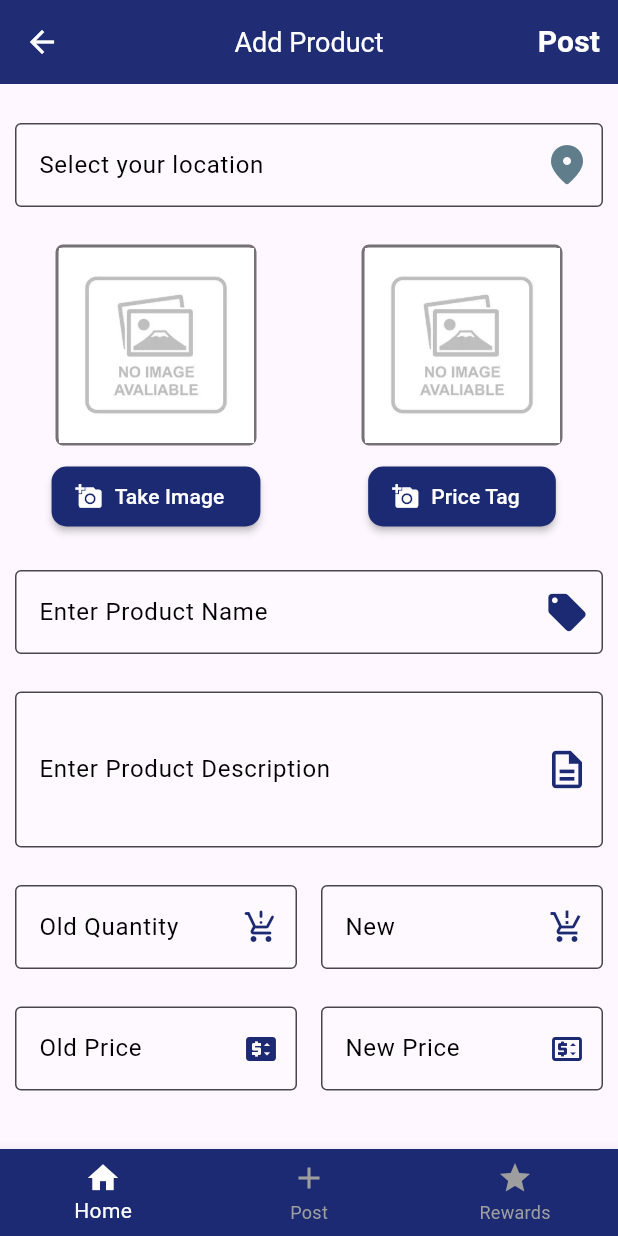
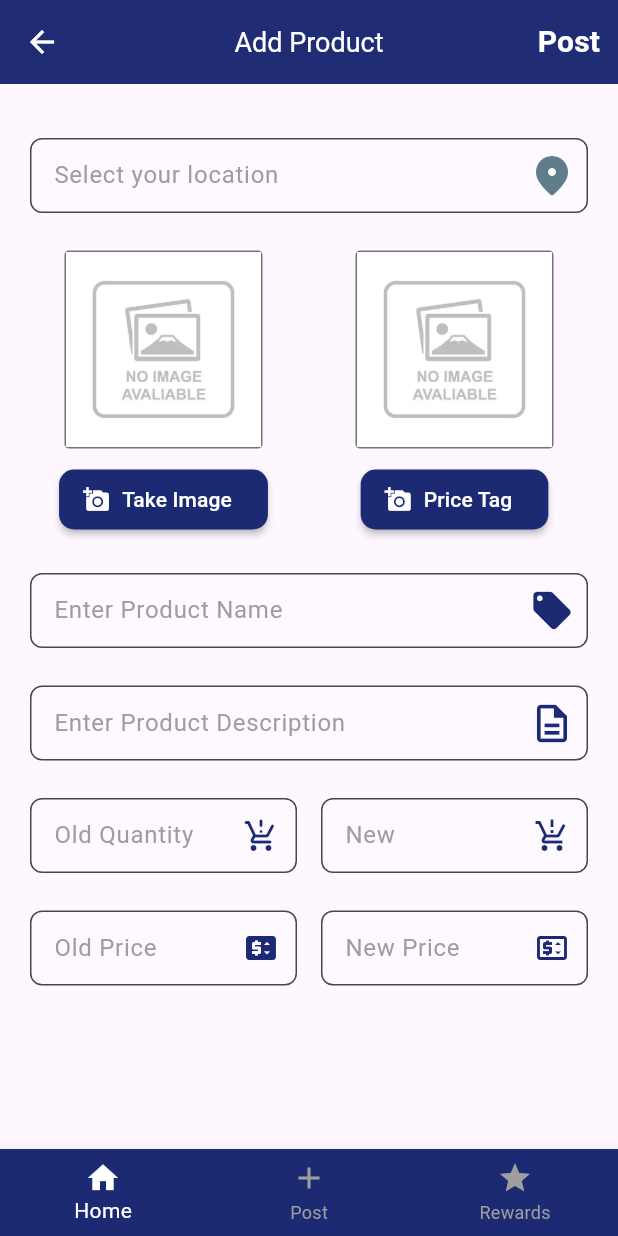
Before and after one commit to NiharikaBalaga/rewarding-sale-app-flutter-app, a Flutter app: the PostPage screen opened directly, on a phone screen of 412 x 824 dp. Run offline on Flutter 3.47's test engine with Material 3 defaults, Android fonts, the phone set to English and light mode, and no system bars; our stand-ins replace flare_flutter, get, image_picker, intl_phone_field, pin_code_fields, pinput.

Commit message:
Home Page UI -Changes & Bottom Navigation

```diff
--- a/lib/screen/Post_UI/PostPage.dart
+++ b/lib/screen/Post_UI/PostPage.dart
@@ -2,6 +2,7 @@ import 'dart:io';
 import 'package:flutter/material.dart';
 import 'package:image_picker/image_picker.dart';
 import 'package:rewarding_sale_app_flutter_app/constant.dart';
+import 'package:rewarding_sale_app_flutter_app/screen/home/home.dart';
 
 class PostPage extends StatelessWidget {
   const PostPage({Key? key}) : super(key: key);
@@ -69,6 +70,21 @@ class PostPage extends StatelessWidget {
             label: 'Rewards',
           ),
         ],
+        onTap: (index) {
+          if (index == 1) {
+            // Navigate to PostPage when "Post" icon is tapped
+            Navigator.push(
+              context,
+              MaterialPageRoute(builder: (context) => PostPage()),
+            );
+          }
+          if (index == 0){
+            Navigator.push(
+              context,
+              MaterialPageRoute(builder: (context) => HomePage()),
+            );
+          }
+        },
       ),
     );
   }
@@ -106,7 +122,7 @@ class _MyWidgetState extends State<MyWidget> {
   @override
   Widget build(BuildContext context) {
     return Padding(
-      padding: const EdgeInsets.all(10.0),
+      padding: const EdgeInsets.all(20.0),
       child: SingleChildScrollView(
         child: Column(
           mainAxisAlignment: MainAxisAlignment.start,
@@ -114,15 +130,17 @@ class _MyWidgetState extends State<MyWidget> {
             SizedBox(
               height: 16,
             ),
-          TextField(
+        SizedBox(
+          height: 50,
+            child: TextField(
               decoration: InputDecoration(
                 border: OutlineInputBorder(
-                borderSide: BorderSide(color: kPrimaryColor),
-                // borderRadius: BorderRadius.circular(5.5),
+                  borderSide: BorderSide(color: Colors.grey, width: 0.5),
+                  borderRadius: BorderRadius.circular(8.0),
                 ),
                 focusedBorder: OutlineInputBorder(
                   borderSide: BorderSide(color: kPrimaryColor),
-                // borderRadius: BorderRadius.circular(5.5),
+                  borderRadius: BorderRadius.circular(8.0),
                 ),
                 suffixIcon: Icon(
                   Icons.place_rounded,
@@ -130,9 +148,10 @@ class _MyWidgetState extends State<MyWidget> {
                   size: 32,
                 ),
                 labelText: "Select your location",
-              labelStyle: TextStyle(color: Colors.black),
+                labelStyle: TextStyle(color: Colors.grey),
                 filled: true,
                 fillColor: Colors.white12,
+              ),
             ),
         ),
             SizedBox(
@@ -148,10 +167,10 @@ class _MyWidgetState extends State<MyWidget> {
                       _image != null ? Container(
                         decoration: BoxDecoration(
                           border: Border.all(
-                          color: Colors.black54, // Set your desired border color
-                          width: 2.0, // Set your desired border width
+                            color: Colors.black12, // Set your desired border color
+                            width: 1, // Set your desired border width
                           ),
-                        borderRadius: BorderRadius.circular(5),
+                          borderRadius: BorderRadius.circular(3),
                           // Set your desired border radius
                         ),
                         child: Image.file(
@@ -163,9 +182,9 @@ class _MyWidgetState extends State<MyWidget> {
                         decoration: BoxDecoration(
                           border: Border.all(
                             color: Colors.black54, // Set your desired border color
-                          width: 2.0, // Set your desired border width
+                            width: 1, // Set your desired border width
                           ),
-                        borderRadius: BorderRadius.circular(5), // Set your desired border radius
+                          borderRadius: BorderRadius.circular(3), // Set your desired border radius
                         ),
                         child: Image.asset(
                           'assets/images/noimageavailable.png', // Replace with the path to your asset image
@@ -181,7 +200,7 @@ class _MyWidgetState extends State<MyWidget> {
                         ),
                         icon: const Icon(Icons.add_a_photo, color: Colors.white),
                         style: ElevatedButton.styleFrom(
-                        primary: kPrimaryColor,
+                          backgroundColor: kPrimaryColor,
                           elevation: 2,// Set your desired background color
                           shape: RoundedRectangleBorder(
                             borderRadius: BorderRadius.circular(10), // Adjust the radius as needed
@@ -200,9 +219,9 @@ class _MyWidgetState extends State<MyWidget> {
                         decoration: BoxDecoration(
                           border: Border.all(
                             color: Colors.black54, // Set your desired border color
-                          width: 2.0, // Set your desired border width
+                            width: 1, // Set your desired border width
                           ),
-                        borderRadius: BorderRadius.circular(5), // Set your desired border radius
+                          borderRadius: BorderRadius.circular(3), // Set your desired border radius
                         ),
                         child: Image.file(
                           _image1!,
@@ -213,9 +232,9 @@ class _MyWidgetState extends State<MyWidget> {
                         decoration: BoxDecoration(
                           border: Border.all(
                             color: Colors.black54, // Set your desired border color
-                          width: 2.0, // Set your desired border width
+                            width: 1, // Set your desired border width
                           ),
-                        borderRadius: BorderRadius.circular(5), // Set your desired border radius
+                          borderRadius: BorderRadius.circular(3), // Set your desired border radius
                         ),
                         child: Image.asset(
                           'assets/images/noimageavailable.png', // Replace with the path to your asset image
@@ -231,7 +250,7 @@ class _MyWidgetState extends State<MyWidget> {
                         ),
                         icon: const Icon(Icons.add_a_photo, color: Colors.white),
                         style: ElevatedButton.styleFrom(
-                        primary: kPrimaryColor,
+                          backgroundColor: kPrimaryColor,
                           elevation: 2,// Set your desired background color
                           shape: RoundedRectangleBorder(
                             borderRadius: BorderRadius.circular(10), // Adjust the radius as needed
@@ -247,16 +266,18 @@ class _MyWidgetState extends State<MyWidget> {
             SizedBox(
               height: 25,
             ),
-          TextField(
+        SizedBox(
+          height: 50,
+          child: TextField(
 
               decoration: InputDecoration(
                 border: OutlineInputBorder(
-                borderSide: BorderSide(color: kPrimaryColor),
-                // borderRadius: BorderRadius.circular(5.5),
+                    borderSide: BorderSide(color: Colors.grey, width: 0.5),
+                    borderRadius: BorderRadius.circular(8.0),
                 ),
                 focusedBorder: OutlineInputBorder(
                   borderSide: BorderSide(color: kPrimaryColor),
-                // borderRadius: BorderRadius.circular(5.5),
+                  borderRadius: BorderRadius.circular(8.0),
                 ),
                 suffixIcon: Icon(
                   Icons.local_offer,
@@ -264,24 +285,27 @@ class _MyWidgetState extends State<MyWidget> {
                   size: 30,
                 ),
                 labelText: "Enter Product Name",
-              labelStyle: TextStyle(color: Colors.black),
+                labelStyle: TextStyle(color: Colors.grey),
                 filled: true,
                 fillColor: Colors.white12,
+              ),
             ),
         ),
             SizedBox(
               height: 25,
             ),
-          TextField(
+        SizedBox(
+          height: 50,
+          child: TextField(
               maxLines: 3,
               decoration: InputDecoration(
                 border: OutlineInputBorder(
-                borderSide: BorderSide(color: Colors.red),
-                // borderRadius: BorderRadius.circular(5.5),
+                  borderSide: BorderSide(color: Colors.grey, width: 0.5),
+                  borderRadius: BorderRadius.circular(8.0),
                 ),
                 focusedBorder: OutlineInputBorder(
                   borderSide: BorderSide(color: kPrimaryColor),
-                // borderRadius: BorderRadius.circular(5.5),
+                  borderRadius: BorderRadius.circular(8.0),
                 ),
                 suffixIcon: Icon(
                   Icons.description_outlined,
@@ -289,15 +313,18 @@ class _MyWidgetState extends State<MyWidget> {
                   size: 30,
                 ),
                 labelText: "Enter Product Description",
-              labelStyle: TextStyle(color: Colors.black),
+                labelStyle: TextStyle(color: Colors.grey),
                 filled: true,
                 fillColor: Colors.white12,
+              ),
             ),
         ),
             SizedBox(
               height: 25,
             ),
-          Row(
+        SizedBox(
+          height: 50,
+          child: Row(
               mainAxisAlignment: MainAxisAlignment.spaceBetween,
               children: [
                 // Old Quantity Field
@@ -305,18 +332,19 @@ class _MyWidgetState extends State<MyWidget> {
                   child: TextField(
                     decoration: InputDecoration(
                       border: OutlineInputBorder(
-                      borderSide: BorderSide(color: Colors.red),
-                      // borderRadius: BorderRadius.circular(5.5),
+                        borderSide: BorderSide(color: Colors.grey, width: 0.5),
+                        borderRadius: BorderRadius.circular(8.0),
                       ),
                       focusedBorder: OutlineInputBorder(
                         borderSide: BorderSide(color: kPrimaryColor),
+                        borderRadius: BorderRadius.circular(8.0),
                       ),
                       suffixIcon: Icon(
                         Icons.production_quantity_limits_rounded,
                         color: kPrimaryColor,
                       ),
                       labelText: "Old Quantity",
-                    labelStyle: TextStyle(color: Colors.black),
+                      labelStyle: TextStyle(color: Colors.grey),
                       filled: true,
                       fillColor: Colors.white12,
                     ),
@@ -330,19 +358,19 @@ class _MyWidgetState extends State<MyWidget> {
                   child: TextField(
                     decoration: InputDecoration(
                       border: OutlineInputBorder(
-                      borderSide: BorderSide(color: Colors.red),
-                      // borderRadius: BorderRadius.circular(5.5),
+                        borderSide: BorderSide(color: Colors.grey, width: 0.5),
+                        borderRadius: BorderRadius.circular(8.0),
                       ),
                       focusedBorder: OutlineInputBorder(
                         borderSide: BorderSide(color: kPrimaryColor),
-                      // borderRadius: BorderRadius.circular(5.5),
+                        borderRadius: BorderRadius.circular(8.0),
                       ),
                       suffixIcon: Icon(
                         Icons.production_quantity_limits_outlined,
                         color: kPrimaryColor,
                       ),
                       labelText: "New",
-                    labelStyle: TextStyle(color: Colors.black),
+                      labelStyle: TextStyle(color: Colors.grey),
                       filled: true,
                       fillColor: Colors.white12,
                     ),
@@ -351,10 +379,13 @@ class _MyWidgetState extends State<MyWidget> {
                 ),
               ],
             ),
+        ),
             SizedBox(
               height: 25,
             ),
-          Row(
+        SizedBox(
+          height: 50,
+          child: Row(
               mainAxisAlignment: MainAxisAlignment.spaceBetween,
               children: [
                 // Old Quantity Field
@@ -362,19 +393,19 @@ class _MyWidgetState extends State<MyWidget> {
                   child: TextField(
                     decoration: InputDecoration(
                       border: OutlineInputBorder(
-                      borderSide: BorderSide(color: Colors.red),
-                      // borderRadius: BorderRadius.circular(5.5),
+                        borderSide: BorderSide(color: Colors.grey, width: 0.5),
+                        borderRadius: BorderRadius.circular(8.0),
                       ),
                       focusedBorder: OutlineInputBorder(
                         borderSide: BorderSide(color: kPrimaryColor),
-                      // borderRadius: BorderRadius.circular(5.5),
+                        borderRadius: BorderRadius.circular(8.0),
                       ),
                       suffixIcon: Icon(
                         Icons.price_change,
                         color: kPrimaryColor,
                       ),
                       labelText: "Old Price",
-                    labelStyle: TextStyle(color: Colors.black),
+                      labelStyle: TextStyle(color: Colors.grey),
                       filled: true,
                       fillColor: Colors.white12,
                     ),
@@ -387,19 +418,19 @@ class _MyWidgetState extends State<MyWidget> {
                   child: TextField(
                     decoration: InputDecoration(
                       border: OutlineInputBorder(
-                      borderSide: BorderSide(color: Colors.red),
-                      // borderRadius: BorderRadius.circular(5.5),
+                        borderSide: BorderSide(color: Colors.grey, width: 0.5),
+                        borderRadius: BorderRadius.circular(8.0),
                       ),
                       focusedBorder: OutlineInputBorder(
                         borderSide: BorderSide(color: kPrimaryColor),
-                      // borderRadius: borderRadius(5),
+                        borderRadius: BorderRadius.circular(8.0),
                       ),
                       suffixIcon: Icon(
                         Icons.price_change_outlined,
                         color: kPrimaryColor,
                       ),
                       labelText: "New Price",
-                    labelStyle: TextStyle(color: Colors.black),
+                      labelStyle: TextStyle(color: Colors.grey),
                       filled: true,
                       fillColor: Colors.white12,
                     ),
@@ -407,6 +438,7 @@ class _MyWidgetState extends State<MyWidget> {
                   ),
                 ),
               ],
+            ),
         ),
             SizedBox(
               height: 24,
@@ -419,4 +451,5 @@ class _MyWidgetState extends State<MyWidget> {
     );
 
   }
+
 }
--- a/lib/screen/home/components/_locations_header.dart
+++ b/lib/screen/home/components/_locations_header.dart
@@ -5,7 +5,7 @@ Row sectionHeader(title) {
     children: [
       Text(
         title,
-        style: const TextStyle(fontSize: 18, fontWeight: FontWeight.bold),
+        style: const TextStyle(fontSize: 20, fontWeight: FontWeight.bold),
       )
     ],
   );
```
Also changed, not shown: lib/screen/home/components/_body.dart (+6 -4 lines), lib/screen/home/components/_build_post_card.dart (+22 -12 lines), lib/screen/home/components/_search_filter.dart (+13 -1 lines), lib/screen/home/home.dart (+56 -32 lines), 2 other files. Lines whose indentation alone changed are shown as unchanged.
